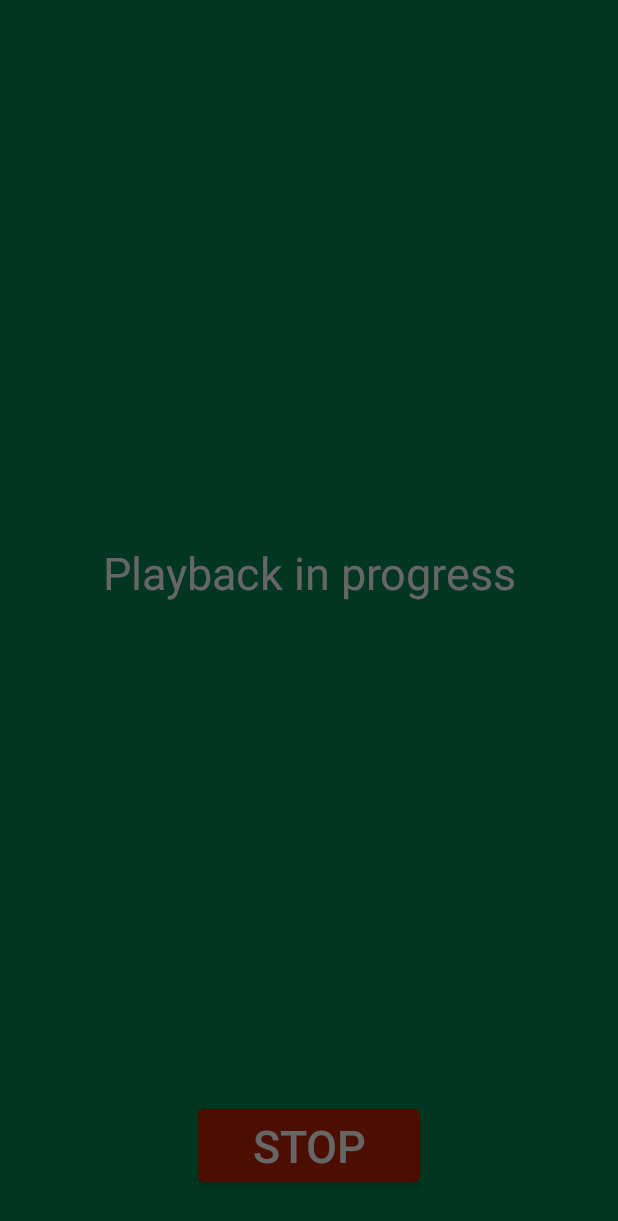
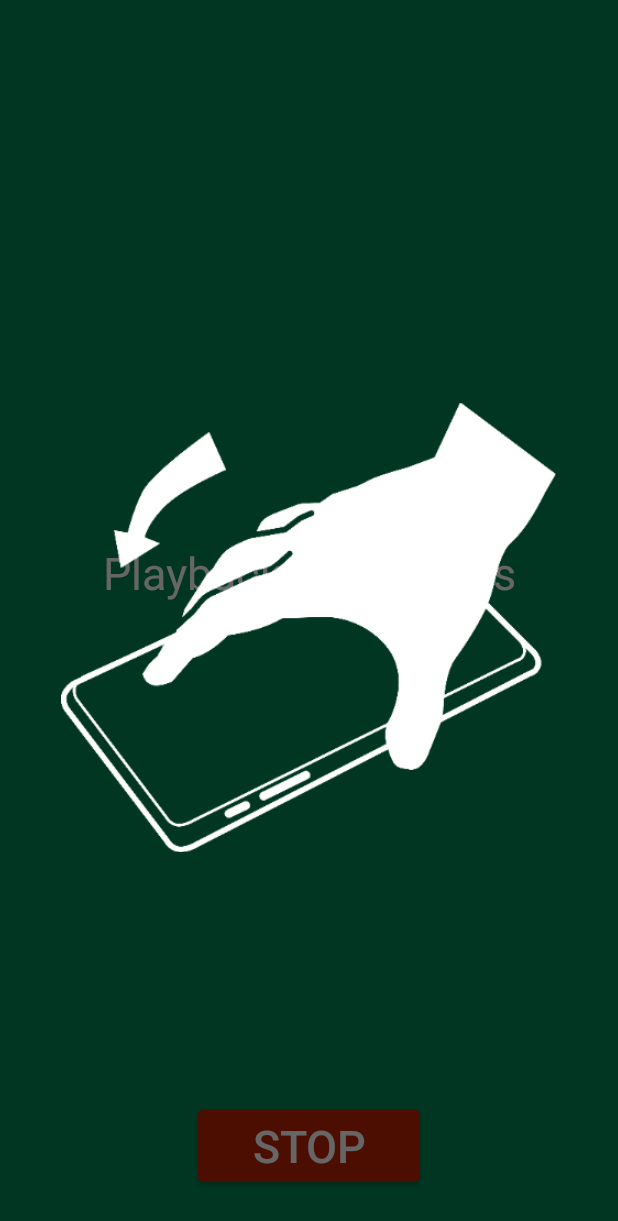
Before and after one commit to msimonides/homerplayer, an Android app: the fragment FragmentPlayback shown on its own in the app's theme, after a tap on "STOP", on a phone screen of 412 x 824 dp. Shown: the top 1221 px of the screen. Run offline under Robolectric (Android 15) with nearby library versions, the phone set to English and light mode, and no system bars; libraries missing offline, so code that uses them is left out: com.crashlytics.android, io.fabric.sdk.

Commit message:
Add the flip-to-stop hint graphic.

```diff
--- a/app/src/main/java/com/studio4plus/homerplayer/ui/FragmentBookList.java
+++ b/app/src/main/java/com/studio4plus/homerplayer/ui/FragmentBookList.java
@@ -110,7 +110,7 @@ public class FragmentBookList extends Fragment {
                 globalSettings.setBrowsingHintShown();
             } else if (!globalSettings.settingsHintShown()) {
                 HintOverlay overlay = new HintOverlay(
-                        view, R.id.settingsHintOverlayStub, R.string.hint_settings, R.drawable.hint_horizontal_swipe);
+                        view, R.id.settingsHintOverlayStub, R.string.hint_settings, R.drawable.hint_tap);
                 overlay.show();
                 globalSettings.setSettingsHintShown();
             }
--- a/app/src/main/java/com/studio4plus/homerplayer/ui/FragmentPlayback.java
+++ b/app/src/main/java/com/studio4plus/homerplayer/ui/FragmentPlayback.java
@@ -49,9 +49,8 @@ public class FragmentPlayback extends Fragment {
     private void showHintIfNecessary() {
         if (isResumed() && isVisible()) {
             if (!globalSettings.flipToStopHintShown()) {
-                // TODO: replace empty with the real graphic.
                 HintOverlay overlay = new HintOverlay(
-                        view, R.id.flipToStopHintOverlayStub, R.string.hint_flip_to_stop, R.drawable.empty);
+                        view, R.id.flipToStopHintOverlayStub, R.string.hint_flip_to_stop, R.drawable.hint_flip_to_stop);
                 overlay.show();
                 globalSettings.setFlipToStopHintShown();
             }
--- a/app/src/main/res/layout/hint_horizontal_image.xml
+++ b/app/src/main/res/layout/hint_horizontal_image.xml
@@ -5,10 +5,15 @@
     android:layout_height="match_parent"
     android:background="#99000000">
 
+    <View
+        android:layout_width="match_parent"
+        android:layout_height="0dp"
+        android:layout_weight="1"/>
+
     <LinearLayout
         android:layout_width="match_parent"
         android:layout_height="0dp"
-        android:layout_weight="1">
+        android:layout_weight="8">
 
         <View
             android:layout_width="0dp"
@@ -32,7 +37,7 @@
         android:id="@+id/text"
         android:layout_height="wrap_content"
         android:layout_width="match_parent"
-        android:paddingBottom="10dp"
+        android:paddingBottom="20dp"
         android:paddingTop="10dp"
         android:gravity="center"
         android:textSize="@dimen/hintTextSize"
```
Also changed, not shown: app/src/main/res/drawable-xxxhdpi/hint_flip_to_stop.png (added).
